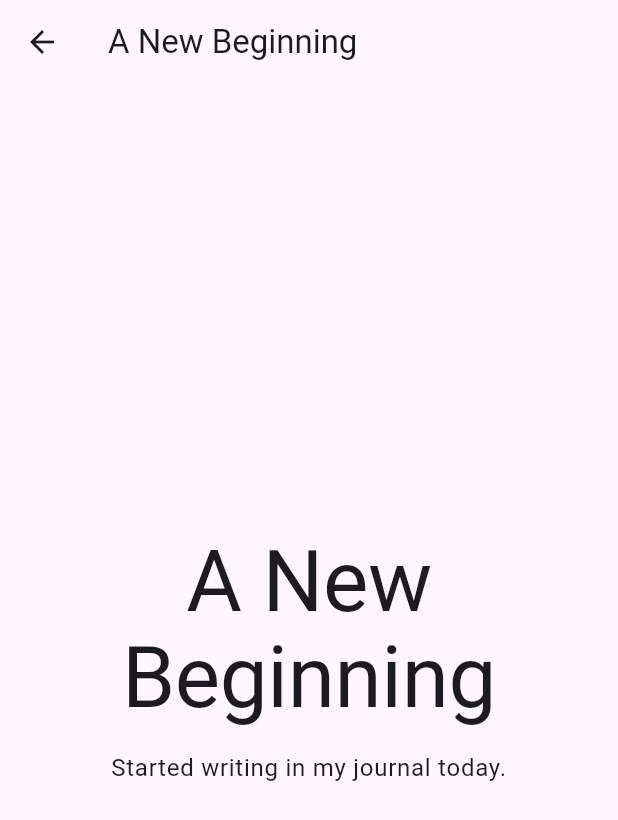
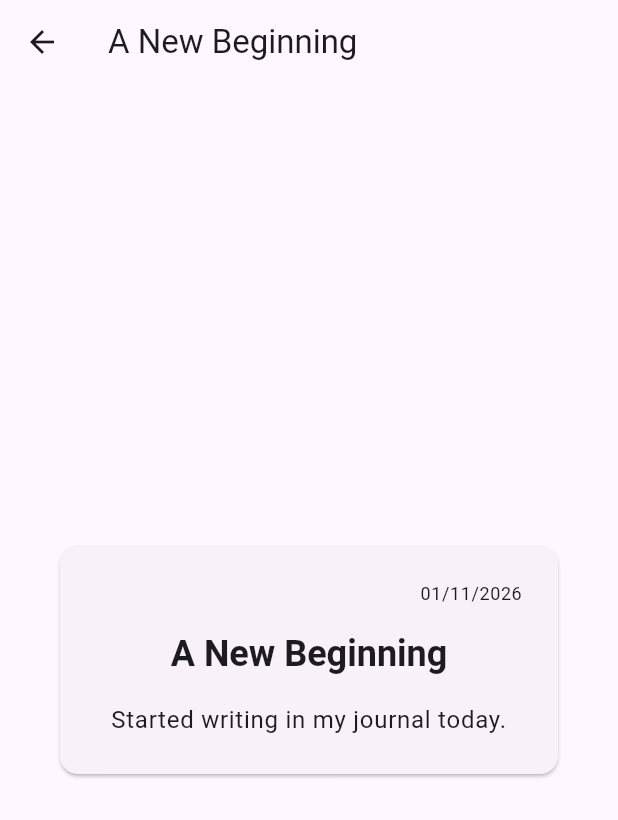
Before and after one commit to VexiQuus/FlutterWorkshop, a Flutter app: the screen it shows after launch, after a tap on "A New Beginning", on a phone screen of 412 x 824 dp. Shown: the top 820 px of the screen. Run offline on Flutter 3.47's test engine with Material 3 defaults, Android fonts, the phone set to English and light mode, and no system bars.

Commit message:
Detail page layout update

```diff
--- a/lib/Pages/Detail/DetailPage.dart
+++ b/lib/Pages/Detail/DetailPage.dart
@@ -11,6 +11,10 @@ class DetailPage extends StatelessWidget {
   @override
   Widget build(BuildContext context) {
     const controller = DetailPageController();
+    final date =
+        '${entry.createdAt.day.toString().padLeft(2, '0')}/'
+        '${entry.createdAt.month.toString().padLeft(2, '0')}/'
+        '${entry.createdAt.year}';
 
     return Scaffold(
       appBar: AppBar(
@@ -19,14 +23,27 @@ class DetailPage extends StatelessWidget {
       ),
       body: Center(
         child: Padding(
+          padding: const EdgeInsets.symmetric(horizontal: 40),
+          child: Card(
+            margin: const EdgeInsets.symmetric(vertical: 24),
+            child: Padding(
               padding: const EdgeInsets.all(24),
               child: Column(
                 mainAxisSize: MainAxisSize.min,
-            crossAxisAlignment: CrossAxisAlignment.center,
+                crossAxisAlignment: CrossAxisAlignment.stretch,
                 children: [
+                  Align(
+                    alignment: Alignment.topRight,
+                    child: Text(
+                      date,
+                      style: Theme.of(context).textTheme.bodySmall,
+                    ),
+                  ),
+                  const SizedBox(height: 16),
                   Text(
                     entry.title,
-                style: Theme.of(context).textTheme.displayLarge,
+                    style: Theme.of(context).textTheme.headlineSmall
+                        ?.copyWith(fontWeight: FontWeight.bold),
                     textAlign: TextAlign.center,
                   ),
                   const SizedBox(height: 16),
@@ -39,6 +56,8 @@ class DetailPage extends StatelessWidget {
               ),
             ),
           ),
+        ),
+      ),
     );
   }
 }
```
Lines whose indentation alone changed are shown as unchanged.
